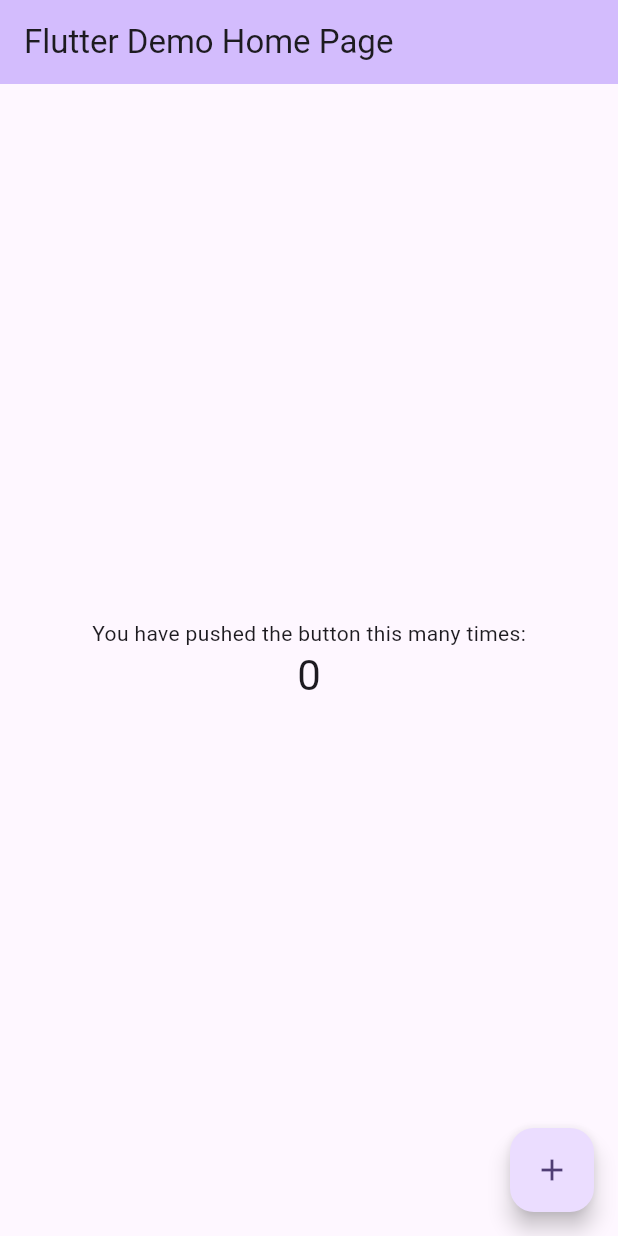
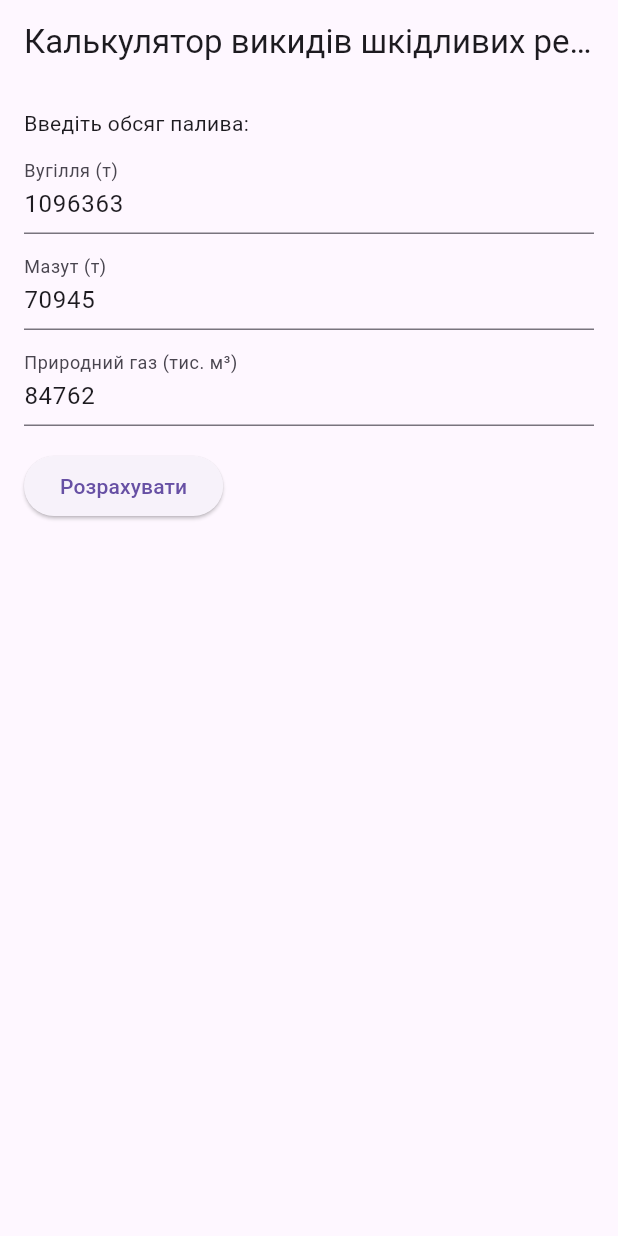
Before and after one commit to kennethlorrell/Flutter_PW2, a Flutter app: the screen it shows after launch, on a phone screen of 412 x 824 dp. Run offline on Flutter 3.47's test engine with Material 3 defaults, Android fonts, the phone set to English and light mode, and no system bars.

Commit message:
Complete project

```diff
--- a/lib/main.dart
+++ b/lib/main.dart
@@ -1,122 +1,19 @@
 import 'package:flutter/material.dart';
+import 'pages/emission_calculator_page.dart';
 
 void main() {
-  runApp(const MyApp());
+  runApp(MyApp());
 }
 
 class MyApp extends StatelessWidget {
-  const MyApp({super.key});
-
-  // This widget is the root of your application.
   @override
   Widget build(BuildContext context) {
     return MaterialApp(
-      title: 'Flutter Demo',
+      title: 'Lab 2',
       theme: ThemeData(
-        // This is the theme of your application.
-        //
-        // TRY THIS: Try running your application with "flutter run". You'll see
-        // the application has a purple toolbar. Then, without quitting the app,
-        // try changing the seedColor in the colorScheme below to Colors.green
-        // and then invoke "hot reload" (save your changes or press the "hot
-        // reload" button in a Flutter-supported IDE, or press "r" if you used
-        // the command line to start the app).
-        //
-        // Notice that the counter didn't reset back to zero; the application
-        // state is not lost during the reload. To reset the state, use hot
-        // restart instead.
-        //
-        // This works for code too, not just values: Most code changes can be
-        // tested with just a hot reload.
-        colorScheme: ColorScheme.fromSeed(seedColor: Colors.deepPurple),
+        primarySwatch: Colors.blue,
       ),
-      home: const MyHomePage(title: 'Flutter Demo Home Page'),
+      home: EmissionCalculatorPage(),
     );
   }
 }
-
-class MyHomePage extends StatefulWidget {
-  const MyHomePage({super.key, required this.title});
-
-  // This widget is the home page of your application. It is stateful, meaning
-  // that it has a State object (defined below) that contains fields that affect
-  // how it looks.
-
-  // This class is the configuration for the state. It holds the values (in this
-  // case the title) provided by the parent (in this case the App widget) and
-  // used by the build method of the State. Fields in a Widget subclass are
-  // always marked "final".
-
-  final String title;
-
-  @override
-  State<MyHomePage> createState() => _MyHomePageState();
-}
-
-class _MyHomePageState extends State<MyHomePage> {
-  int _counter = 0;
-
-  void _incrementCounter() {
-    setState(() {
-      // This call to setState tells the Flutter framework that something has
-      // changed in this State, which causes it to rerun the build method below
-      // so that the display can reflect the updated values. If we changed
-      // _counter without calling setState(), then the build method would not be
-      // called again, and so nothing would appear to happen.
-      _counter++;
-    });
-  }
-
-  @override
-  Widget build(BuildContext context) {
-    // This method is rerun every time setState is called, for instance as done
-    // by the _incrementCounter method above.
-    //
-    // The Flutter framework has been optimized to make rerunning build methods
-    // fast, so that you can just rebuild anything that needs updating rather
-    // than having to individually change instances of widgets.
-    return Scaffold(
-      appBar: AppBar(
-        // TRY THIS: Try changing the color here to a specific color (to
-        // Colors.amber, perhaps?) and trigger a hot reload to see the AppBar
-        // change color while the other colors stay the same.
-        backgroundColor: Theme.of(context).colorScheme.inversePrimary,
-        // Here we take the value from the MyHomePage object that was created by
-        // the App.build method, and use it to set our appbar title.
-        title: Text(widget.title),
-      ),
-      body: Center(
-        // Center is a layout widget. It takes a single child and positions it
-        // in the middle of the parent.
-        child: Column(
-          // Column is also a layout widget. It takes a list of children and
-          // arranges them vertically. By default, it sizes itself to fit its
-          // children horizontally, and tries to be as tall as its parent.
-          //
-          // Column has various properties to control how it sizes itself and
-          // how it positions its children. Here we use mainAxisAlignment to
-          // center the children vertically; the main axis here is the vertical
-          // axis because Columns are vertical (the cross axis would be
-          // horizontal).
-          //
-          // TRY THIS: Invoke "debug painting" (choose the "Toggle Debug Paint"
-          // action in the IDE, or press "p" in the console), to see the
-          // wireframe for each widget.
-          mainAxisAlignment: MainAxisAlignment.center,
-          children: <Widget>[
-            const Text('You have pushed the button this many times:'),
-            Text(
-              '$_counter',
-              style: Theme.of(context).textTheme.headlineMedium,
-            ),
-          ],
-        ),
-      ),
-      floatingActionButton: FloatingActionButton(
-        onPressed: _incrementCounter,
-        tooltip: 'Increment',
-        child: const Icon(Icons.add),
-      ), // This trailing comma makes auto-formatting nicer for build methods.
-    );
-  }
-}
--- /dev/null
+++ b/lib/models/emission_result.dart
@@ -0,0 +1,6 @@
+class EmissionResult {
+  final double solidParticleEmissions;
+  final double grossEmissions;
+
+  EmissionResult(this.solidParticleEmissions, this.grossEmissions);
+}
--- /dev/null
+++ b/lib/pages/emission_calculator_page.dart
@@ -0,0 +1,89 @@
+import 'package:flutter/material.dart';
+import '../services/calculations.dart';
+import '../models/emission_result.dart';
+import '../utils/helpers.dart';
+
+class EmissionCalculatorPage extends StatefulWidget {
+  @override
+  _EmissionCalculatorPageState createState() => _EmissionCalculatorPageState();
+}
+
+class _EmissionCalculatorPageState extends State<EmissionCalculatorPage> {
+  final TextEditingController coalQuantityController =
+  TextEditingController(text: "1096363");
+  final TextEditingController fuelOilQuantityController =
+  TextEditingController(text: "70945");
+  final TextEditingController gasQuantityController =
+  TextEditingController(text: "84762");
+
+  Map<String, EmissionResult>? results;
+
+  void _calculateEmissions() {
+    final double coalQuantity =
+        double.tryParse(coalQuantityController.text) ?? 0.0;
+    final double fuelOilQuantity =
+        double.tryParse(fuelOilQuantityController.text) ?? 0.0;
+    final double gasQuantity =
+        double.tryParse(gasQuantityController.text) ?? 0.0;
+
+    setState(() {
+      results = calculateEmissions(coalQuantity, fuelOilQuantity, gasQuantity);
+    });
+  }
+
+  @override
+  Widget build(BuildContext context) {
+    return Scaffold(
+      appBar: AppBar(
+        title: Text('Калькулятор викидів шкідливих речовин'),
+      ),
+      body: SingleChildScrollView(
+        padding: EdgeInsets.all(16),
+        child: Column(
+          crossAxisAlignment: CrossAxisAlignment.start,
+          children: [
+            Text("Введіть обсяг палива:"),
+            SizedBox(height: 8),
+            TextField(
+              controller: coalQuantityController,
+              decoration: InputDecoration(labelText: "Вугілля (т)"),
+              keyboardType: TextInputType.number,
+            ),
+            SizedBox(height: 8),
+            TextField(
+              controller: fuelOilQuantityController,
+              decoration: InputDecoration(labelText: "Мазут (т)"),
+              keyboardType: TextInputType.number,
+            ),
+            SizedBox(height: 8),
+            TextField(
+              controller: gasQuantityController,
+              decoration:
+              InputDecoration(labelText: "Природний газ (тис. м³)"),
+              keyboardType: TextInputType.number,
+            ),
+            SizedBox(height: 16),
+            ElevatedButton(
+              onPressed: _calculateEmissions,
+              child: Text("Розрахувати"),
+            ),
+            SizedBox(height: 16),
+            if (results != null)
+              ...results!.entries.map((entry) {
+                final fuelType = entry.key;
+                final emissionResult = entry.value;
+                return Column(
+                  crossAxisAlignment: CrossAxisAlignment.start,
+                  children: [
+                    Text("Викиди твердих частинок $fuelType: ${emissionResult.solidParticleEmissions.roundTo(2)} г/ГДж"),
+                    Text("Валовий викид $fuelType: ${emissionResult.grossEmissions.roundTo(2)} т"),
+                    SizedBox(height: 8),
+                  ],
+                );
+              }).toList(),
+          ],
+        ),
+      ),
+    );
+  }
+}
```
Also changed, not shown: lib/services/calculations.dart (added, +84 -0 lines), lib/utils/constants.dart (added, +11 -0 lines), lib/utils/helpers.dart (added, +8 -0 lines).
